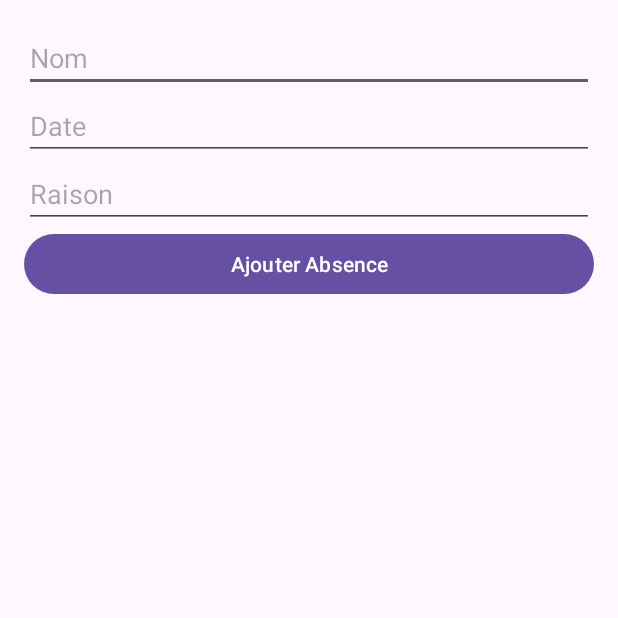
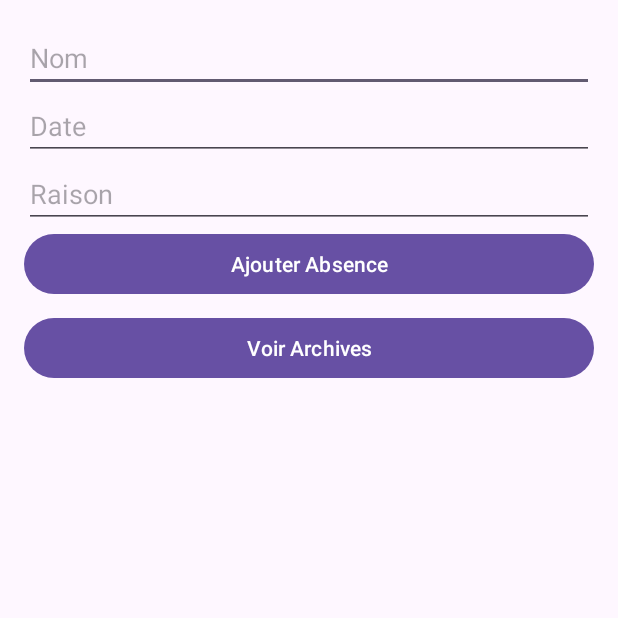
Before and after one commit to hassnae2003/App_AbsenceManager, an Android app: the screen it shows after launch (MainActivity), on a phone screen of 412 x 824 dp, the top half of it. Run offline under Robolectric (Android 15) with nearby library versions, the phone set to English and light mode, and no system bars.

Commit message:
Message expliquant les modifications

```diff
--- a/app/src/main/java/com/example/app_absencemanager/Absence.kt
+++ b/app/src/main/java/com/example/app_absencemanager/Absence.kt
@@ -1,7 +1,9 @@
 package com.example.app_absencemanager
+
+import java.io.Serializable
 
 data class Absence(
     val nom: String,
     val date: String,
     val raison: String
-)
+) : Serializable
--- a/app/src/main/java/com/example/app_absencemanager/AbsenceAdapter.kt
+++ b/app/src/main/java/com/example/app_absencemanager/AbsenceAdapter.kt
@@ -1,9 +1,9 @@
 package com.example.app_absencemanager
 
 import android.content.Context
+import android.view.LayoutInflater
 import android.view.View
 import android.view.ViewGroup
-import android.view.LayoutInflater
 import android.widget.BaseAdapter
 import android.widget.TextView
 
--- a/app/src/main/java/com/example/app_absencemanager/MainActivity.kt
+++ b/app/src/main/java/com/example/app_absencemanager/MainActivity.kt
@@ -1,15 +1,16 @@
 package com.example.app_absencemanager
 
+import android.content.Intent
 import android.os.Bundle
 import android.widget.*
 import androidx.appcompat.app.AppCompatActivity
 
 class MainActivity : AppCompatActivity() {
-
     private lateinit var etNom: EditText
     private lateinit var etDate: EditText
     private lateinit var etRaison: EditText
     private lateinit var btnAjouter: Button
+    private lateinit var btnVoirArchives: Button
     private lateinit var listView: ListView
 
     private val listeAbsences = mutableListOf<Absence>()
@@ -23,6 +24,7 @@ class MainActivity : AppCompatActivity() {
         etDate = findViewById(R.id.etDate)
         etRaison = findViewById(R.id.etRaison)
         btnAjouter = findViewById(R.id.btnAjouter)
+        btnVoirArchives = findViewById(R.id.btnVoirArchives)
         listView = findViewById(R.id.listView)
 
         adapter = AbsenceAdapter(this, listeAbsences)
@@ -45,5 +47,11 @@ class MainActivity : AppCompatActivity() {
                 Toast.makeText(this, "Veuillez remplir tous les champs", Toast.LENGTH_SHORT).show()
             }
         }
+
+        btnVoirArchives.setOnClickListener {
+            val intent = Intent(this, ArchiveActivity::class.java)
+            intent.putExtra("listeAbsences", ArrayList(listeAbsences))
+            startActivity(intent)
+        }
     }
 }
--- a/app/src/main/res/layout/activity_main.xml
+++ b/app/src/main/res/layout/activity_main.xml
@@ -10,28 +10,35 @@
         android:id="@+id/etNom"
         android:hint="Nom"
         android:layout_width="match_parent"
-        android:layout_height="wrap_content"/>
+        android:layout_height="wrap_content" />
 
     <EditText
         android:id="@+id/etDate"
         android:hint="Date"
         android:layout_width="match_parent"
-        android:layout_height="wrap_content"/>
+        android:layout_height="wrap_content" />
 
     <EditText
         android:id="@+id/etRaison"
         android:hint="Raison"
         android:layout_width="match_parent"
-        android:layout_height="wrap_content"/>
+        android:layout_height="wrap_content" />
 
     <Button
         android:id="@+id/btnAjouter"
         android:text="Ajouter Absence"
         android:layout_width="match_parent"
-        android:layout_height="wrap_content"/>
+        android:layout_height="wrap_content" />
+
+    <Button
+        android:id="@+id/btnVoirArchives"
+        android:text="Voir Archives"
+        android:layout_width="match_parent"
+        android:layout_height="wrap_content"
+        android:layout_marginTop="8dp" />
 
     <ListView
         android:id="@+id/listView"
         android:layout_width="match_parent"
-        android:layout_height="wrap_content"/>
+        android:layout_height="wrap_content" />
 </LinearLayout>
```
Also changed, not shown: app/src/main/AndroidManifest.xml (+6 -1 lines), app/src/main/java/com/example/app_absencemanager/ArchiveActivity.kt (added, +21 -0 lines), app/src/main/res/layout/activity_archive.xml (added, +21 -0 lines).
